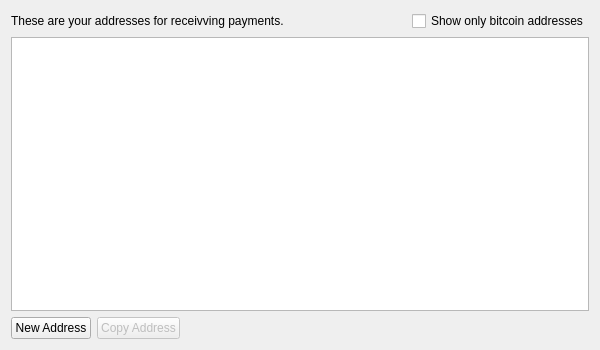
Above: ui/forms/addressespage.ui from chromaway/ngcccbase before the change. Below: the same form after it.
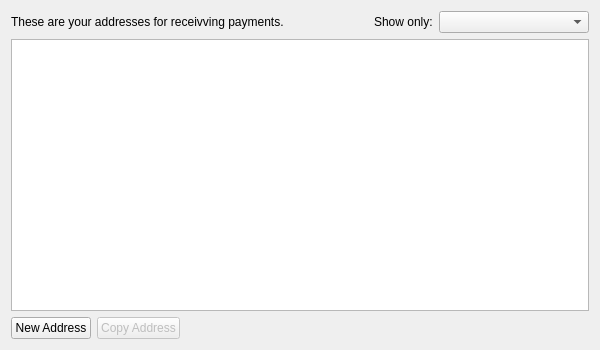
That is the form after the change. Icons and pictures are not drawn.

```diff
--- a/ui/forms/addressespage.ui
+++ b/ui/forms/addressespage.ui
@@ -37,9 +37,25 @@
       </spacer>
      </item>
      <item>
-      <widget class="QCheckBox" name="chkOnlyBitcoin">
+      <widget class="QLabel" name="label_2">
        <property name="text">
-        <string>Show only bitcoin addresses</string>
+        <string>Show only:</string>
+       </property>
+      </widget>
+     </item>
+     <item>
+      <widget class="QComboBox" name="cbMoniker">
+       <property name="sizePolicy">
+        <sizepolicy hsizetype="Expanding" vsizetype="Fixed">
+         <horstretch>0</horstretch>
+         <verstretch>0</verstretch>
+        </sizepolicy>
+       </property>
+       <property name="minimumSize">
+        <size>
+         <width>150</width>
+         <height>0</height>
+        </size>
        </property>
       </widget>
      </item>
```
Left out of the diff: 2 changed lines with no effect on the pictures.
